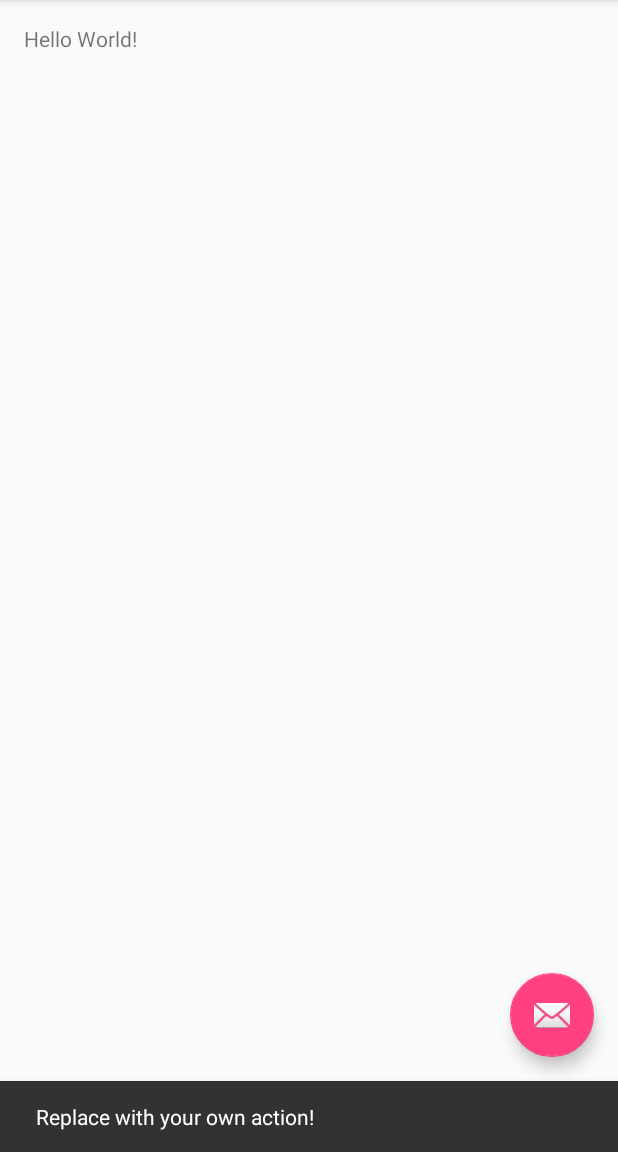
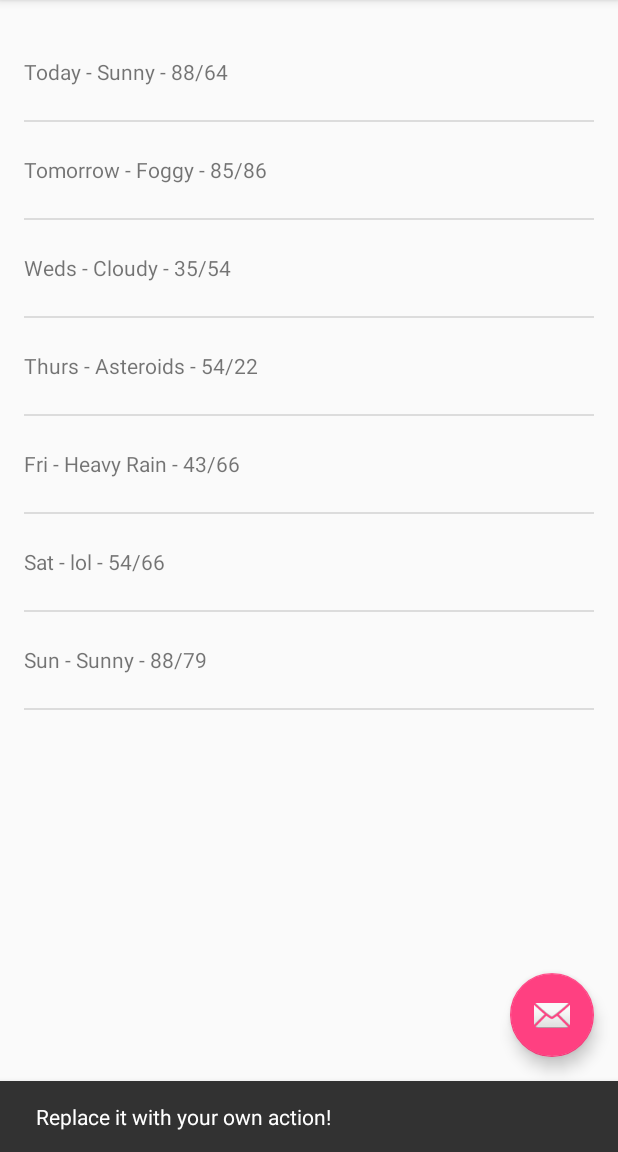
Before and after one commit to abhishekzambre/android, an Android app: the screen it shows after launch (MainActivity), after a tap on an icon or button, on a phone screen of 412 x 824 dp, the part 84-1236 px from its top. Run offline under Robolectric (Android 15) with nearby library versions, the phone set to English and light mode, and no system bars.

Commit message:
Added text views

```diff
--- a/Sunshine/app/src/main/java/com/example/abhishekzambre/sunshine/MainActivity.java
+++ b/Sunshine/app/src/main/java/com/example/abhishekzambre/sunshine/MainActivity.java
@@ -22,7 +22,7 @@ public class MainActivity extends AppCompatActivity {
         fab.setOnClickListener(new View.OnClickListener() {
             @Override
             public void onClick(View view) {
-                Snackbar.make(view, "Replace with your own action!", Snackbar.LENGTH_LONG)
+                Snackbar.make(view, "Replace it with your own action!", Snackbar.LENGTH_LONG)
                         .setAction("Action", null).show();
             }
         });
--- a/Sunshine/app/src/main/java/com/example/abhishekzambre/sunshine/MainActivityFragment.java
+++ b/Sunshine/app/src/main/java/com/example/abhishekzambre/sunshine/MainActivityFragment.java
@@ -1,22 +1,52 @@
 package com.example.abhishekzambre.sunshine;
 
+import android.os.Bundle;
 import android.support.v4.app.Fragment;
-import android.os.Bundle;
 import android.view.LayoutInflater;
 import android.view.View;
 import android.view.ViewGroup;
+import android.widget.ArrayAdapter;
+import android.widget.ListView;
+
+import java.util.ArrayList;
+import java.util.Arrays;
 
 /**
  * A placeholder fragment containing a simple view.
  */
 public class MainActivityFragment extends Fragment {
 
+    private ArrayAdapter<String> mForecastAdapter;
     public MainActivityFragment() {
     }
 
     @Override
     public View onCreateView(LayoutInflater inflater, ViewGroup container,
                              Bundle savedInstanceState) {
-        return inflater.inflate(R.layout.fragment_main, container, false);
+        View rootView = inflater.inflate(R.layout.fragment_main, container, false);
+
+        String[] forecastArray = {
+                "Today - Sunny - 88/64",
+                "Tomorrow - Foggy - 85/86",
+                "Weds - Cloudy - 35/54",
+                "Thurs - Asteroids - 54/22",
+                "Fri - Heavy Rain - 43/66",
+                "Sat - lol - 54/66",
+                "Sun - Sunny - 88/79"
+        };
+
+        ArrayList<String> weekForecast = new ArrayList<String>(Arrays.asList(forecastArray));
+
+
+        mForecastAdapter = new ArrayAdapter<String>(
+                getActivity(),
+                R.layout.list_item_forecast,
+                R.id.list_item_forecast_textview,
+                weekForecast);
+
+        ListView listView = (ListView) rootView.findViewById(R.id.listview_forecast);
+        listView.setAdapter(mForecastAdapter);
+
+        return rootView;
     }
 }
--- a/Sunshine/app/src/main/res/layout/fragment_main.xml
+++ b/Sunshine/app/src/main/res/layout/fragment_main.xml
@@ -1,4 +1,4 @@
-<RelativeLayout xmlns:android="http://schemas.android.com/apk/res/android"
+<FrameLayout xmlns:android="http://schemas.android.com/apk/res/android"
     xmlns:tools="http://schemas.android.com/tools"
     android:layout_width="match_parent"
     android:layout_height="match_parent"
@@ -9,9 +9,9 @@
     tools:context="com.example.abhishekzambre.sunshine.MainActivityFragment"
     tools:showIn="@layout/activity_main">
 
-    <TextView
-        android:layout_width="wrap_content"
-        android:layout_height="wrap_content"
-        android:text="Hello World!" />
+    <ListView
+        android:id="@+id/listview_forecast"
+        android:layout_width="match_parent"
+        android:layout_height="match_parent" />
 
-</RelativeLayout>
+</FrameLayout>
--- /dev/null
+++ b/Sunshine/app/src/main/res/layout/list_item_forecast.xml
@@ -0,0 +1,15 @@
+<?xml version="1.0" encoding="utf-8"?>
+<LinearLayout xmlns:android="http://schemas.android.com/apk/res/android"
+    android:layout_width="match_parent"
+    android:layout_height="match_parent"
+    android:orientation="vertical"
+    android:weightSum="1">
+
+    <TextView
+        android:id="@+id/list_item_forecast_textview"
+        android:layout_width="match_parent"
+        android:layout_height="wrap_content"
+        android:layout_weight="0.06"
+        android:gravity="center_vertical"
+        android:minHeight="?android:attr/listPreferredItemHeight" />
+</LinearLayout>
```
Also changed, not shown: 2 other files.
